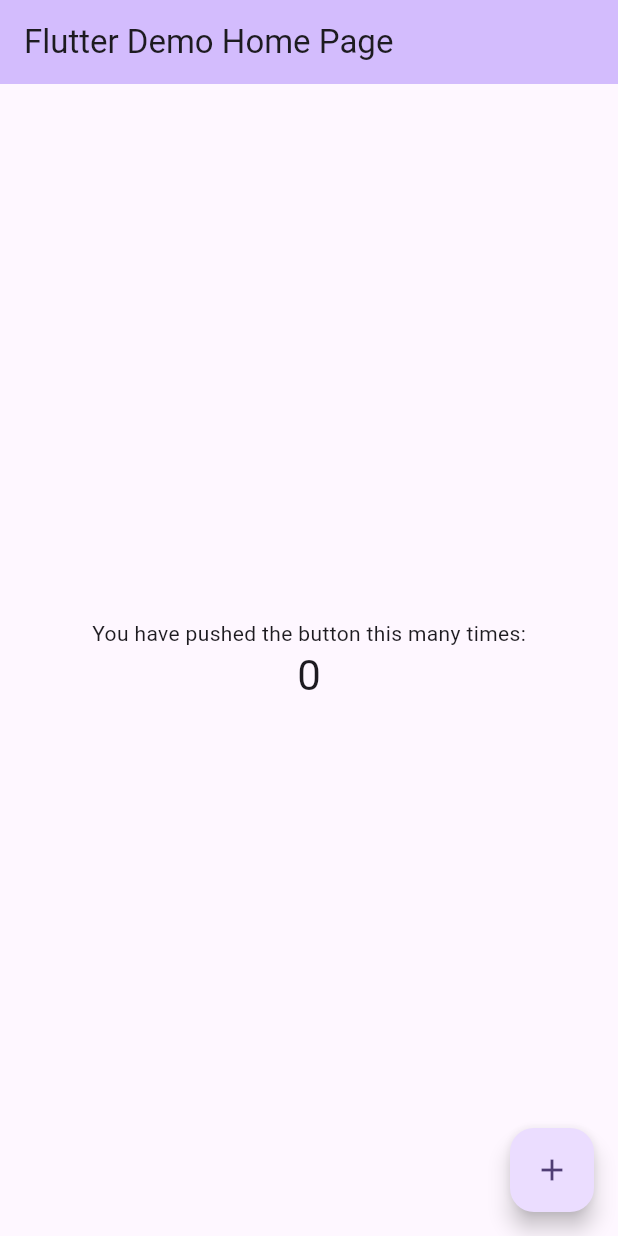
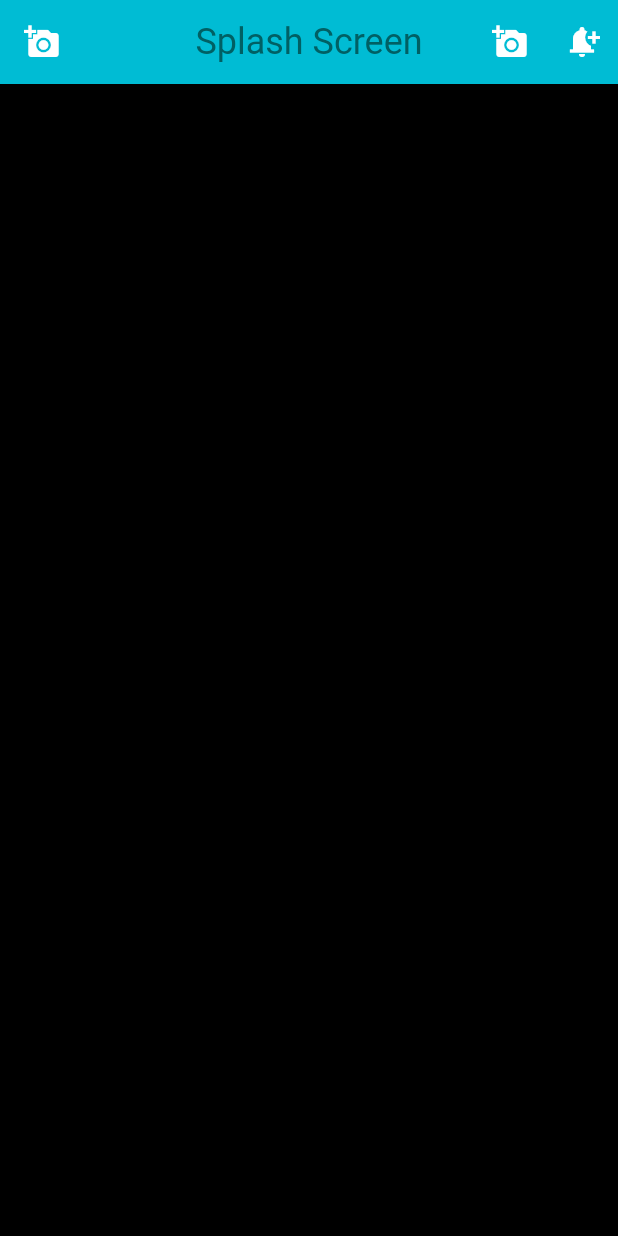
Before and after one commit to 3shmawi/new-3c-directories, a Flutter app: the screen it shows after launch, on a phone screen of 412 x 824 dp. Run offline on Flutter 3.47's test engine with Material 3 defaults, Android fonts, the phone set to English and light mode, and no system bars.

Commit message:
intro flutter

```diff
--- a/lib/main.dart
+++ b/lib/main.dart
@@ -1,125 +1,6 @@
 import 'package:flutter/material.dart';
+import 'package:new_3c/rovan_app.dart';
 
 void main() {
-  runApp(const MyApp());
+  runApp(RovanApp());
 }
-
-class MyApp extends StatelessWidget {
-  const MyApp({super.key});
-
-  // This widget is the root of your application.
-  @override
-  Widget build(BuildContext context) {
-    return MaterialApp(
-      title: 'Flutter Demo',
-      theme: ThemeData(
-        // This is the theme of your application.
-        //
-        // TRY THIS: Try running your application with "flutter run". You'll see
-        // the application has a purple toolbar. Then, without quitting the app,
-        // try changing the seedColor in the colorScheme below to Colors.green
-        // and then invoke "hot reload" (save your changes or press the "hot
-        // reload" button in a Flutter-supported IDE, or press "r" if you used
-        // the command line to start the app).
-        //
-        // Notice that the counter didn't reset back to zero; the application
-        // state is not lost during the reload. To reset the state, use hot
-        // restart instead.
-        //
-        // This works for code too, not just values: Most code changes can be
-        // tested with just a hot reload.
-        colorScheme: ColorScheme.fromSeed(seedColor: Colors.deepPurple),
-        useMaterial3: true,
-      ),
-      home: const MyHomePage(title: 'Flutter Demo Home Page'),
-    );
-  }
-}
-
-class MyHomePage extends StatefulWidget {
-  const MyHomePage({super.key, required this.title});
-
-  // This widget is the home page of your application. It is stateful, meaning
-  // that it has a State object (defined below) that contains fields that affect
-  // how it looks.
-
-  // This class is the configuration for the state. It holds the values (in this
-  // case the title) provided by the parent (in this case the App widget) and
-  // used by the build method of the State. Fields in a Widget subclass are
-  // always marked "final".
-
-  final String title;
-
-  @override
-  State<MyHomePage> createState() => _MyHomePageState();
-}
-
-class _MyHomePageState extends State<MyHomePage> {
-  int _counter = 0;
-
-  void _incrementCounter() {
-    setState(() {
-      // This call to setState tells the Flutter framework that something has
-      // changed in this State, which causes it to rerun the build method below
-      // so that the display can reflect the updated values. If we changed
-      // _counter without calling setState(), then the build method would not be
-      // called again, and so nothing would appear to happen.
-      _counter++;
-    });
-  }
-
-  @override
-  Widget build(BuildContext context) {
-    // This method is rerun every time setState is called, for instance as done
-    // by the _incrementCounter method above.
-    //
-    // The Flutter framework has been optimized to make rerunning build methods
-    // fast, so that you can just rebuild anything that needs updating rather
-    // than having to individually change instances of widgets.
-    return Scaffold(
-      appBar: AppBar(
-        // TRY THIS: Try changing the color here to a specific color (to
-        // Colors.amber, perhaps?) and trigger a hot reload to see the AppBar
-        // change color while the other colors stay the same.
-        backgroundColor: Theme.of(context).colorScheme.inversePrimary,
-        // Here we take the value from the MyHomePage object that was created by
-        // the App.build method, and use it to set our appbar title.
-        title: Text(widget.title),
-      ),
-      body: Center(
-        // Center is a layout widget. It takes a single child and positions it
-        // in the middle of the parent.
-        child: Column(
-          // Column is also a layout widget. It takes a list of children and
-          // arranges them vertically. By default, it sizes itself to fit its
-          // children horizontally, and tries to be as tall as its parent.
-          //
-          // Column has various properties to control how it sizes itself and
-          // how it positions its children. Here we use mainAxisAlignment to
-          // center the children vertically; the main axis here is the vertical
-          // axis because Columns are vertical (the cross axis would be
-          // horizontal).
-          //
-          // TRY THIS: Invoke "debug painting" (choose the "Toggle Debug Paint"
-          // action in the IDE, or press "p" in the console), to see the
-          // wireframe for each widget.
-          mainAxisAlignment: MainAxisAlignment.center,
-          children: <Widget>[
-            const Text(
-              'You have pushed the button this many times:',
-            ),
-            Text(
-              '$_counter',
-              style: Theme.of(context).textTheme.headlineMedium,
-            ),
-          ],
-        ),
-      ),
-      floatingActionButton: FloatingActionButton(
-        onPressed: _incrementCounter,
-        tooltip: 'Increment',
-        child: const Icon(Icons.add),
-      ), // This trailing comma makes auto-formatting nicer for build methods.
-    );
-  }
-}
--- /dev/null
+++ b/lib/rovan_app.dart
@@ -0,0 +1,14 @@
+import 'package:flutter/material.dart';
+import 'package:new_3c/screens/splash_screen.dart';
+
+class RovanApp extends StatelessWidget {
+  const RovanApp({super.key});
+
+  @override
+  Widget build(BuildContext context) {
+    return MaterialApp(
+      debugShowCheckedModeBanner: false,
+      home: SplashScreen(),
+    );
+  }
+}
--- /dev/null
+++ b/lib/screens/splash_screen.dart
@@ -0,0 +1,42 @@
+import 'package:flutter/material.dart';
+
+class SplashScreen extends StatelessWidget {
+  const SplashScreen({super.key});
+
+  @override
+  Widget build(BuildContext context) {
+    return Scaffold(
+      backgroundColor: Colors.black,
+      appBar: AppBar(
+        backgroundColor: Colors.cyan,
+        foregroundColor: Colors.white,
+        title: Text(
+          "Splash Screen",
+          style: TextStyle(
+            fontSize: 24,
+            fontWeight: FontWeight.w400,
+            color: Colors.cyan[900],
+          ),
+        ),
+        centerTitle: true,
+        leading: Icon(Icons.add_a_photo),
+        actions: [
+          IconButton(
+            icon: Icon(Icons.add_a_photo),
+            onPressed: () {
+              // Action for the button
+            },
+          ),
+          IconButton(
+            onPressed: () {
+              print('Notification button pressed');
+            },
+            icon: Icon(
+              Icons.notification_add,
+            ),
+          ),
+        ],
+      ),
+    );
+  }
+}
```
Also changed, not shown: 1 other file.
